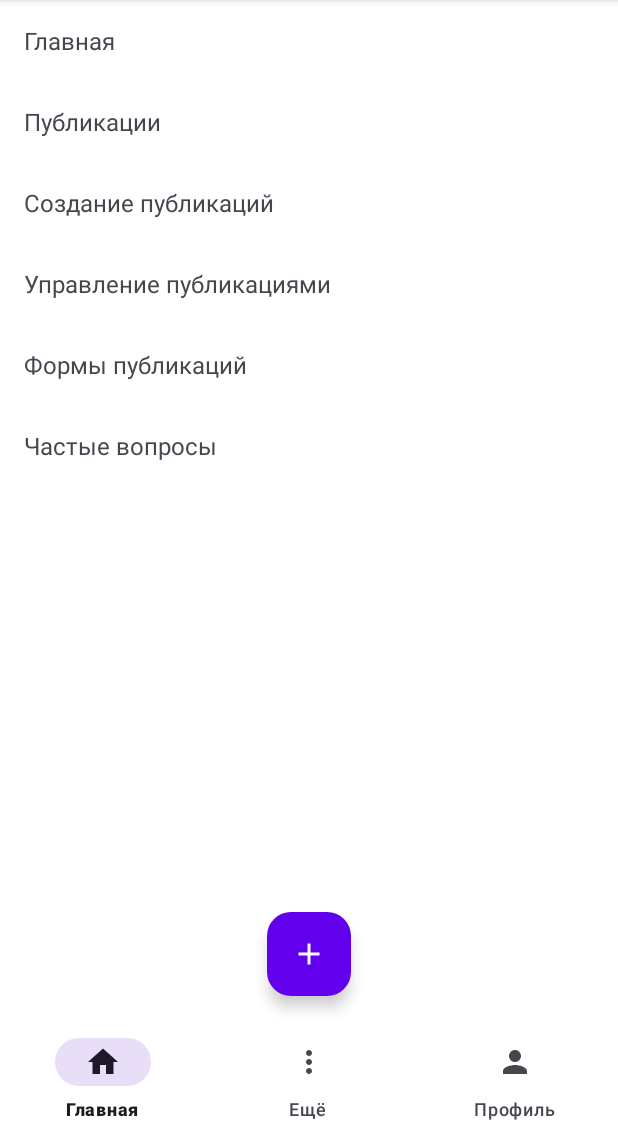
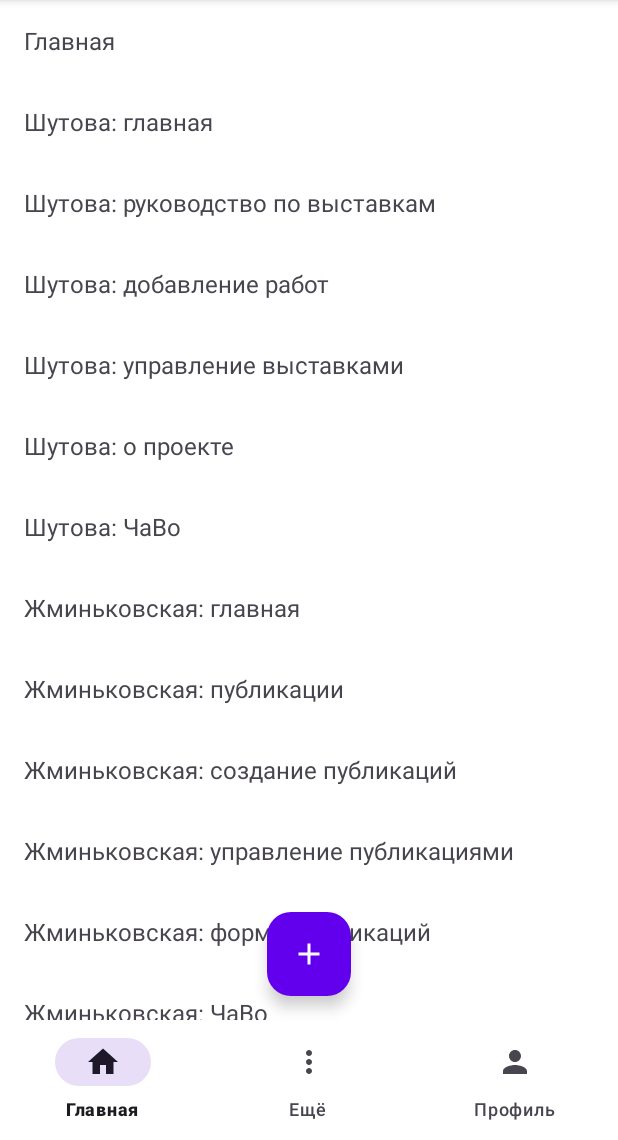
Before and after one commit to MaryZhminkovskaya/VAG_Mobile, an Android app: the fragment DocumentationFragment placed in its activity, on a phone screen of 412 x 824 dp, the part 96-1236 px from its top. Run offline under Robolectric (Android 15) with nearby library versions, the phone set to English and light mode, and no system bars; pictures from the network do not load; 2 statements that could not run were skipped.

Commit message:
ПР3 теперь закончено 10000000%

```diff
--- a/code/VAGMobile/app/src/main/java/com/example/vagmobile/util/CustomLinkMovementMethod.java
+++ b/code/VAGMobile/app/src/main/java/com/example/vagmobile/util/CustomLinkMovementMethod.java
@@ -45,7 +45,8 @@ public class CustomLinkMovementMethod extends LinkMovementMethod {
                 ClickableSpan link = links[0];
                 String url = extractUrlFromClickableSpan(link);
 
-                if (linkClickListener != null && url != null) {
+                // Игнорируем пустые и чисто якорные ссылки, чтобы не вызывать падения
+                if (linkClickListener != null && url != null && !url.trim().isEmpty()) {
                     linkClickListener.onLinkClick(url);
                     return true;
                 }
--- a/code/VAGMobile/app/src/main/java/com/example/vagmobile/viewmodel/DocumentationViewModel.java
+++ b/code/VAGMobile/app/src/main/java/com/example/vagmobile/viewmodel/DocumentationViewModel.java
@@ -17,14 +17,26 @@ public class DocumentationViewModel extends ViewModel {
     private final MutableLiveData<String> errorMessage = new MutableLiveData<>();
     private final MutableLiveData<Boolean> isLoading = new MutableLiveData<>();
 
+    private static final String DOCS_BASE_URL = "https://maryzhminkovskaya.github.io/VAG_Mobile/";
+
     public final List<DocPage> docPages = Arrays.asList(
-            new DocPage("Главная", "https://raw.githubusercontent.com/MaryZhminkovskaya/VAG_Mobile/Mary/docs/README.md"),
-            new DocPage("Публикации", "https://raw.githubusercontent.com/MaryZhminkovskaya/VAG_Mobile/Mary/docs/publications/README.md"),
-            new DocPage("Создание публикаций", "https://raw.githubusercontent.com/MaryZhminkovskaya/VAG_Mobile/Mary/docs/publications/creating/README.md"),
-            new DocPage("Управление публикациями", "https://raw.githubusercontent.com/MaryZhminkovskaya/VAG_Mobile/Mary/docs/publications/managing/README.md"),
-            new DocPage("Формы публикаций", "https://raw.githubusercontent.com/MaryZhminkovskaya/VAG_Mobile/Mary/docs/forms/README.md"),
-            new DocPage("Частые вопросы", "https://raw.githubusercontent.com/MaryZhminkovskaya/VAG_Mobile/Mary/docs/faq/README.md")
-    );
+            new DocPage("Главная", DOCS_BASE_URL + "README.md"),
+
+            new DocPage("Шутова: главная", DOCS_BASE_URL + "shutova/README.md"),
+            new DocPage("Шутова: руководство по выставкам", DOCS_BASE_URL + "shutova/guide/README.md"),
+            new DocPage("Шутова: добавление работ", DOCS_BASE_URL + "shutova/guide/adding_works.md"),
+            new DocPage("Шутова: управление выставками", DOCS_BASE_URL + "shutova/guide/managing.md"),
+            new DocPage("Шутова: о проекте", DOCS_BASE_URL + "shutova/about/README.md"),
+            new DocPage("Шутова: ЧаВо", DOCS_BASE_URL + "shutova/about/faq.md"),
+
+            new DocPage("Жминьковская: главная", DOCS_BASE_URL + "zhminkovskaya/README.md"),
+            new DocPage("Жминьковская: публикации", DOCS_BASE_URL + "zhminkovskaya/publications/README.md"),
+            new DocPage("Жминьковская: создание публикаций",
+                    DOCS_BASE_URL + "zhminkovskaya/publications/creating/README.md"),
+            new DocPage("Жминьковская: управление публикациями",
+                    DOCS_BASE_URL + "zhminkovskaya/publications/managing/README.md"),
+            new DocPage("Жминьковская: формы публикаций", DOCS_BASE_URL + "zhminkovskaya/forms/README.md"),
+            new DocPage("Жминьковская: ЧаВо", DOCS_BASE_URL + "zhminkovskaya/faq/README.md"));
 
     public void loadMarkdownContent(String rawUrl) {
         isLoading.setValue(true);
@@ -44,7 +56,15 @@ public class DocumentationViewModel extends ViewModel {
         });
     }
 
-    public LiveData<String> getCurrentContent() { return currentContent; }
-    public LiveData<String> getErrorMessage() { return errorMessage; }
-    public LiveData<Boolean> getIsLoading() { return isLoading; }
+    public LiveData<String> getCurrentContent() {
+        return currentContent;
+    }
+
+    public LiveData<String> getErrorMessage() {
+        return errorMessage;
+    }
+
+    public LiveData<Boolean> getIsLoading() {
+        return isLoading;
+    }
 }
```
Also changed, not shown: code/VAGMobile/app/src/main/java/com/example/vagmobile/ui/fragment/DocumentationDetailFragment.java (+14 -7 lines), code/VAGMobile/app/src/main/java/com/example/vagmobile/util/MarkdownHelper.java (+75 -33 lines).
